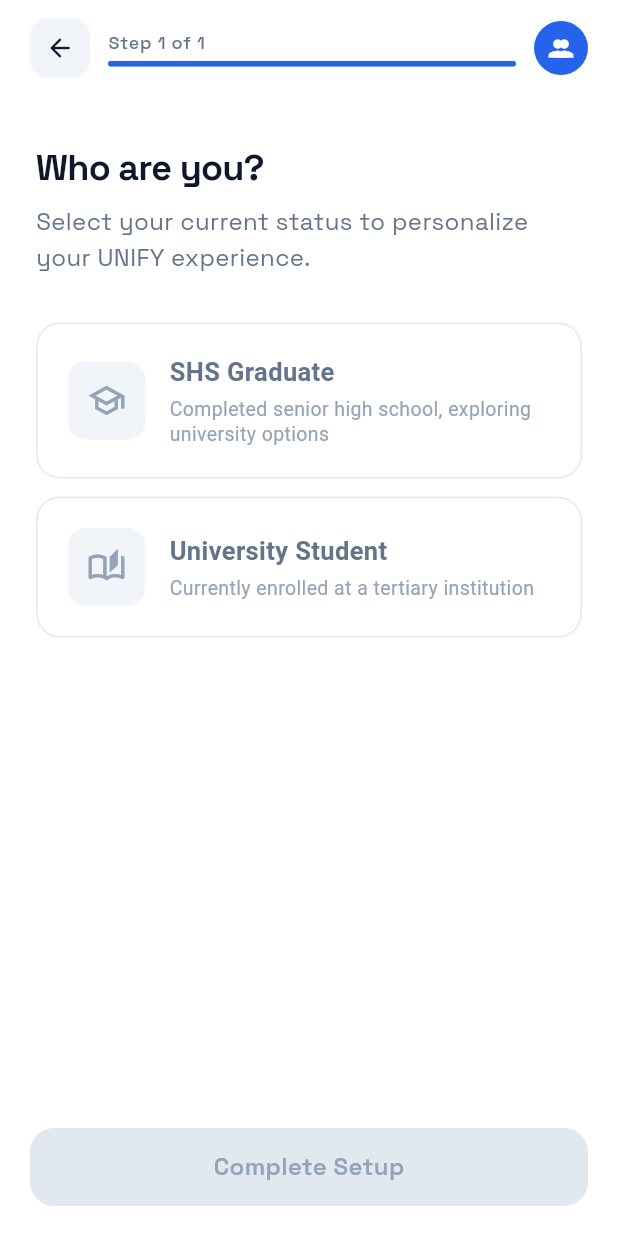
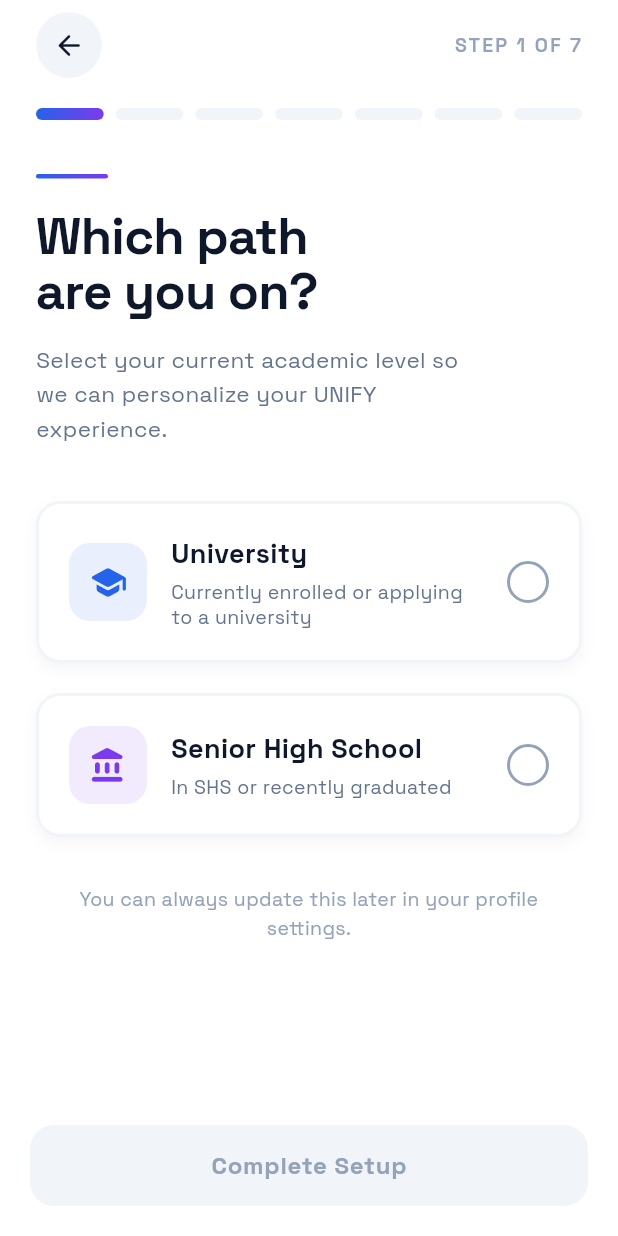
Before and after one commit to chrisxie12/UNIFY, a Flutter app: the OnboardingScreen screen opened by its route, on a phone screen of 412 x 824 dp. Run offline on Flutter 3.47's test engine with Material 3 defaults, Android fonts, the phone set to English and light mode, and no system bars; our stand-ins replace cached_network_image, connectivity_plus, equatable, file_picker, firebase_core, firebase_messaging and 12 more; accounts and stored records are empty; network calls fail.

Commit message:
Redesign onboarding step 1 (path selection) + flow shell
Step 1 (StepIdentity) now matches the enhanced-visuals spec: gradient accent
line, "Which path are you on?" heading, University and Senior High School
selection cards with gradient icon wraps, blue/purple accents, and a check
indicator on the selected card. Selecting a path notifies the parent via a new
onChanged callback so the card state and Continue button update immediately.

Onboarding shell updates (shared across all 7 steps):
- Header: circular back button + uppercase "Step X of 7" label.
- Segmented 7-part progress bar (gradient fill for reached steps). The label
  and segments use a constant 7-step flow length so it reads correctly even
  before a path is chosen.
- Footer: gradient Continue button (greyed when disabled); the back action now
  lives solely in the header, so the secondary Back button is removed.

Co-Authored-By: Claude Opus 4.8 <noreply@anthropic.com>
Claude-Session: https://claude.ai/code/session_01LQMJzYkZh23ueQVNfR29oq

```diff
--- a/mobile_flutter/lib/features/onboarding/onboarding_screen.dart
+++ b/mobile_flutter/lib/features/onboarding/onboarding_screen.dart
@@ -3,10 +3,8 @@ import 'package:flutter_riverpod/flutter_riverpod.dart';
 import 'package:go_router/go_router.dart';
 import 'package:shared_preferences/shared_preferences.dart';
 import 'package:supabase_flutter/supabase_flutter.dart';
+import 'package:google_fonts/google_fonts.dart';
 import '../../core/design/design_tokens.dart';
-import '../../core/widgets/unify_logo.dart';
-import '../../core/widgets/unify_primary_button.dart';
-import '../../core/widgets/unify_secondary_button.dart';
 import 'steps/step_identity.dart';
 import 'steps/step_shs_personal_info.dart';
 import 'steps/step_shs_education.dart';
@@ -127,7 +125,11 @@ class _OnboardingScreenState extends ConsumerState<OnboardingScreen>
   int get _totalSteps => _steps.length;
   int get _currentPage => _pageCtrl.hasClients ? _pageCtrl.page!.round() : 0;
 
-  String get _progressLabel => 'Step ${_currentPage + 1} of $_totalSteps';
+  /// Both the SHS and University flows are 7 steps; show that even before a
+  /// path is chosen (when [_steps] is still just the identity step).
+  static const int _flowLength = 7;
+
+  String get _progressLabel => 'Step ${_currentPage + 1} of $_flowLength';
 
   Widget _buildStep(int index) {
     switch (index) {
@@ -135,6 +137,7 @@ class _OnboardingScreenState extends ConsumerState<OnboardingScreen>
         return StepIdentity(
           data: _data,
           animCtrl: _enterCtrl,
+          onChanged: () => setState(() {}),
         );
       case 1:
         return StepShsPersonalInfo(
@@ -272,52 +275,62 @@ class _OnboardingScreenState extends ConsumerState<OnboardingScreen>
 
   Widget _buildTopBar() {
     return Padding(
-      padding: const EdgeInsets.symmetric(
-        horizontal: UnifySpacing.s20,
-        vertical: UnifySpacing.s12,
-      ),
-      child: Row(
+      padding: const EdgeInsets.fromLTRB(24, 8, 24, 8),
+      child: Column(
+        children: [
+          Row(
             children: [
               GestureDetector(
                 onTap: _goBack,
                 child: Container(
-              width: 40,
-              height: 40,
-              decoration: BoxDecoration(
+                  width: 44,
+                  height: 44,
+                  decoration: const BoxDecoration(
                     color: UnifyColors.surfaceElevated,
-                borderRadius: BorderRadius.circular(UnifyRadius.md),
+                    shape: BoxShape.circle,
                   ),
                   child: const Icon(
                     Icons.arrow_back_rounded,
                     color: UnifyColors.textPrimary,
-                size: 20,
+                    size: 22,
                   ),
                 ),
               ),
-          const SizedBox(width: UnifySpacing.s12),
-          Expanded(
-            child: Column(
-              crossAxisAlignment: CrossAxisAlignment.start,
-              children: [
+              const Spacer(),
               Text(
-                  _progressLabel,
-                  style: UnifyTextStyle.caption(color: UnifyColors.textSecondary),
-                ),
-                const SizedBox(height: UnifySpacing.s4),
-                ClipRRect(
-                  borderRadius: BorderRadius.circular(4),
-                  child: LinearProgressIndicator(
-                    value: (_currentPage + 1) / _totalSteps,
-                    backgroundColor: UnifyColors.surfaceElevated,
-                    valueColor: const AlwaysStoppedAnimation(UnifyColors.primaryBlue),
-                    minHeight: 4,
+                _progressLabel.toUpperCase(),
+                style: GoogleFonts.spaceGrotesk(
+                  fontSize: 13,
+                  fontWeight: FontWeight.w600,
+                  letterSpacing: 1.5,
+                  color: UnifyColors.textTertiary,
                 ),
               ),
             ],
           ),
+          const SizedBox(height: 20),
+          // Segmented progress bar
+          Row(
+            children: [
+              for (int i = 0; i < _flowLength; i++) ...[
+                Expanded(
+                  child: Container(
+                    height: 8,
+                    decoration: BoxDecoration(
+                      gradient: i <= _currentPage
+                          ? const LinearGradient(
+                              colors: [UnifyColors.primaryBlue, UnifyColors.accentPurple],
+                            )
+                          : null,
+                      color: i <= _currentPage ? null : UnifyColors.surfaceElevated,
+                      borderRadius: BorderRadius.circular(999),
                     ),
-          const SizedBox(width: UnifySpacing.s12),
-          UnifyLogo(size: 36, backgroundColor: UnifyColors.primaryBlue),
+                  ),
+                ),
+                if (i < _flowLength - 1) const SizedBox(width: 8),
+              ],
+            ],
+          ),
         ],
       ),
     );
@@ -344,18 +357,11 @@ class _OnboardingScreenState extends ConsumerState<OnboardingScreen>
                 textAlign: TextAlign.center,
               ),
             ),
-          UnifyPrimaryButton(
+          _GradientContinueButton(
             label: isLast ? 'Complete Setup' : 'Continue',
+            enabled: _canProceed,
             loading: _submitting,
-            onPressed: _canProceed ? _goNext : null,
-          ),
-          if (_currentPage > 0)
-            Padding(
-              padding: const EdgeInsets.only(top: UnifySpacing.s8),
-              child: UnifySecondaryButton(
-                label: 'Back',
-                onPressed: _goBack,
-              ),
+            onTap: _goNext,
           ),
         ],
       ),
@@ -390,3 +396,67 @@ class _OnboardingScreenState extends ConsumerState<OnboardingScreen>
     }
   }
 }
+
+// ── Gradient continue button ────────────────────────────────────────────────
+
+class _GradientContinueButton extends StatelessWidget {
+  final String label;
+  final bool enabled;
+  final bool loading;
+  final VoidCallback onTap;
+
+  const _GradientContinueButton({
+    required this.label,
+    required this.enabled,
+    required this.loading,
+    required this.onTap,
+  });
+
+  @override
+  Widget build(BuildContext context) {
+    final active = enabled && !loading;
+    return GestureDetector(
+      onTap: active ? onTap : null,
+      child: AnimatedContainer(
+        duration: const Duration(milliseconds: 200),
+        height: 54,
+        decoration: BoxDecoration(
+          gradient: active
+              ? const LinearGradient(
+                  begin: Alignment.topLeft,
+                  end: Alignment.bottomRight,
+                  colors: [UnifyColors.primaryBlue, UnifyColors.accentPurple],
+                )
+              : null,
+          color: active ? null : UnifyColors.surfaceElevated,
+          borderRadius: BorderRadius.circular(16),
+          boxShadow: active
+              ? [
+                  BoxShadow(
+                    color: UnifyColors.primaryBlue.withValues(alpha: 0.25),
+                    blurRadius: 24,
+                    offset: const Offset(0, 8),
+                  ),
+                ]
+              : null,
+        ),
+        alignment: Alignment.center,
+        child: loading
+            ? const SizedBox(
+                width: 22,
+                height: 22,
+                child: CircularProgressIndicator(strokeWidth: 2, color: Colors.white),
+              )
+            : Text(
+                label,
+                style: GoogleFonts.spaceGrotesk(
+                  fontSize: 16,
+                  fontWeight: FontWeight.w700,
+                  letterSpacing: 0.5,
+                  color: active ? Colors.white : UnifyColors.textTertiary,
+                ),
+              ),
+      ),
+    );
+  }
+}
--- a/mobile_flutter/lib/features/onboarding/steps/step_identity.dart
+++ b/mobile_flutter/lib/features/onboarding/steps/step_identity.dart
@@ -1,42 +1,102 @@
 import 'package:flutter/material.dart';
+import 'package:google_fonts/google_fonts.dart';
 import '../../../core/design/design_tokens.dart';
 import '../onboarding_screen.dart';
+
+const _brandGradient = LinearGradient(
+  begin: Alignment.topLeft,
+  end: Alignment.bottomRight,
+  colors: [UnifyColors.primaryBlue, UnifyColors.accentPurple],
+);
 
 class StepIdentity extends StatelessWidget {
   final OnboardingData data;
   final AnimationController animCtrl;
+  final VoidCallback? onChanged;
 
-  const StepIdentity({super.key, required this.data, required this.animCtrl});
+  const StepIdentity({
+    super.key,
+    required this.data,
+    required this.animCtrl,
+    this.onChanged,
+  });
+
+  void _select(UserIdentity identity) {
+    data.identity = identity;
+    onChanged?.call();
+  }
 
   @override
   Widget build(BuildContext context) {
     return SingleChildScrollView(
-      padding: const EdgeInsets.symmetric(horizontal: UnifySpacing.s24),
+      padding: const EdgeInsets.fromLTRB(24, 16, 24, 24),
       child: Column(
         crossAxisAlignment: CrossAxisAlignment.start,
         children: [
-          const SizedBox(height: UnifySpacing.s32),
-          Text('Who are you?', style: UnifyTextStyle.h2()),
-          const SizedBox(height: UnifySpacing.s8),
+          const SizedBox(height: 12),
+          // Accent line
+          Container(
+            width: 48,
+            height: 3,
+            decoration: BoxDecoration(
+              gradient: _brandGradient,
+              borderRadius: BorderRadius.circular(999),
+            ),
+          ),
+          const SizedBox(height: 20),
           Text(
-            'Select your current status to personalize your UNIFY experience.',
-            style: UnifyTextStyle.body(),
+            'Which path\nare you on?',
+            style: GoogleFonts.spaceGrotesk(
+              fontSize: 34,
+              fontWeight: FontWeight.w800,
+              height: 1.1,
+              letterSpacing: -0.5,
+              color: UnifyColors.textPrimary,
+            ),
           ),
-          const SizedBox(height: UnifySpacing.s32),
-          _OptionCard(
-            icon: Icons.school_outlined,
-            title: 'SHS Graduate',
-            subtitle: 'Completed senior high school, exploring university options',
+          const SizedBox(height: 16),
+          ConstrainedBox(
+            constraints: const BoxConstraints(maxWidth: 300),
+            child: Text(
+              'Select your current academic level so we can personalize your UNIFY experience.',
+              style: GoogleFonts.spaceGrotesk(
+                fontSize: 15,
+                height: 1.5,
+                color: UnifyColors.textSecondary,
+              ),
+            ),
+          ),
+          const SizedBox(height: 36),
+
+          _PathCard(
+            icon: Icons.school_rounded,
+            accent: UnifyColors.primaryBlue,
+            title: 'University',
+            subtitle: 'Currently enrolled or applying to a university',
+            selected: data.identity == UserIdentity.uni,
+            onTap: () => _select(UserIdentity.uni),
+          ),
+          const SizedBox(height: 20),
+          _PathCard(
+            icon: Icons.account_balance_rounded,
+            accent: UnifyColors.accentPurple,
+            title: 'Senior High School',
+            subtitle: 'In SHS or recently graduated',
             selected: data.identity == UserIdentity.shs,
-            onTap: () => data.identity = UserIdentity.shs,
+            onTap: () => _select(UserIdentity.shs),
           ),
-          const SizedBox(height: UnifySpacing.s12),
-          _OptionCard(
-            icon: Icons.auto_stories_outlined,
-            title: 'University Student',
-            subtitle: 'Currently enrolled at a tertiary institution',
-            selected: data.identity == UserIdentity.uni,
-            onTap: () => data.identity = UserIdentity.uni,
+
+          const SizedBox(height: 32),
+          Center(
+            child: Text(
+              'You can always update this later in your profile settings.',
+              textAlign: TextAlign.center,
+              style: GoogleFonts.spaceGrotesk(
+                fontSize: 13,
+                height: 1.5,
+                color: UnifyColors.textTertiary,
+              ),
+            ),
           ),
         ],
       ),
@@ -44,15 +104,17 @@ class StepIdentity extends StatelessWidget {
   }
 }
 
-class _OptionCard extends StatelessWidget {
+class _PathCard extends StatelessWidget {
   final IconData icon;
+  final Color accent;
   final String title;
   final String subtitle;
   final bool selected;
   final VoidCallback onTap;
 
-  const _OptionCard({
+  const _PathCard({
     required this.icon,
+    required this.accent,
     required this.title,
     required this.subtitle,
     required this.selected,
@@ -64,70 +126,91 @@ class _OptionCard extends StatelessWidget {
     return GestureDetector(
       onTap: onTap,
       child: AnimatedContainer(
-        duration: UnifyAnim.fast,
-        padding: const EdgeInsets.all(UnifySpacing.s20),
+        duration: const Duration(milliseconds: 240),
+        curve: Curves.easeOut,
+        padding: const EdgeInsets.all(20),
         decoration: BoxDecoration(
-          color: selected
-              ? UnifyColors.primaryBlue.withValues(alpha: 0.06)
-              : UnifyColors.surfaceWhite,
-          borderRadius: BorderRadius.circular(UnifyRadius.lg),
+          gradient: selected
+              ? const LinearGradient(
+                  begin: Alignment.topLeft,
+                  end: Alignment.bottomRight,
+                  colors: [Color(0xFFEFF6FF), Color(0xFFF5F3FF)],
+                )
+              : null,
+          color: selected ? null : UnifyColors.surfaceWhite,
+          borderRadius: BorderRadius.circular(16),
           border: Border.all(
-            color: selected ? UnifyColors.primaryBlue : UnifyColors.divider,
-            width: selected ? 2 : 1,
+            color: selected ? UnifyColors.primaryBlue : const Color(0xFFF1F5F9),
+            width: 2,
           ),
-          boxShadow: selected ? UnifyShadows.md : [],
+          boxShadow: [
+            BoxShadow(
+              color: selected
+                  ? UnifyColors.primaryBlue.withValues(alpha: 0.15)
+                  : Colors.black.withValues(alpha: 0.04),
+              blurRadius: selected ? 24 : 8,
+              offset: const Offset(0, 4),
+            ),
+          ],
         ),
         child: Row(
           children: [
+            // Icon wrap
             Container(
               width: 52,
               height: 52,
               decoration: BoxDecoration(
-                color: selected
-                    ? UnifyColors.primaryBlue.withValues(alpha: 0.12)
-                    : UnifyColors.surfaceElevated,
-                borderRadius: BorderRadius.circular(UnifyRadius.md),
+                gradient: selected ? _brandGradient : null,
+                color: selected ? null : accent.withValues(alpha: 0.10),
+                borderRadius: BorderRadius.circular(14),
               ),
-              child: Icon(icon,
-                color: selected ? UnifyColors.primaryBlue : UnifyColors.textTertiary,
+              child: Icon(
+                icon,
                 size: 26,
+                color: selected ? Colors.white : accent,
               ),
             ),
-            const SizedBox(width: UnifySpacing.s16),
+            const SizedBox(width: 16),
             Expanded(
               child: Column(
                 crossAxisAlignment: CrossAxisAlignment.start,
                 children: [
-                  Text(title,
-                    style: TextStyle(
-                      fontSize: 17,
-                      fontWeight: FontWeight.w600,
-                      color: selected ? UnifyColors.textPrimary : UnifyColors.textSecondary,
-                      fontFamily: 'SpaceGrotesk',
+                  Text(
+                    title,
+                    style: GoogleFonts.spaceGrotesk(
+                      fontSize: 18,
+                      fontWeight: FontWeight.w700,
+                      color: UnifyColors.textPrimary,
                     ),
                   ),
-                  const SizedBox(height: UnifySpacing.s4),
-                  Text(subtitle,
-                    style: TextStyle(
+                  const SizedBox(height: 4),
+                  Text(
+                    subtitle,
+                    style: GoogleFonts.spaceGrotesk(
                       fontSize: 13,
-                      color: UnifyColors.textTertiary,
-                      fontFamily: 'SpaceGrotesk',
                       height: 1.3,
+                      color: UnifyColors.textSecondary,
                     ),
                   ),
                 ],
               ),
             ),
-            if (selected)
-              Container(
-                width: 26,
-                height: 26,
-                decoration: const BoxDecoration(
-                  color: UnifyColors.primaryBlue,
-                  shape: BoxShape.circle,
-                ),
-                child: const Icon(Icons.check, color: UnifyColors.textInverse, size: 16),
+            const SizedBox(width: 12),
+            // Check indicator
+            Container(
+              width: 28,
+              height: 28,
+              decoration: BoxDecoration(
+                gradient: selected ? _brandGradient : null,
+                shape: BoxShape.circle,
+                border: selected
+                    ? null
+                    : Border.all(color: UnifyColors.textTertiary, width: 2),
               ),
+              child: selected
+                  ? const Icon(Icons.check, size: 16, color: Colors.white)
+                  : null,
+            ),
           ],
         ),
       ),
```
Lines whose indentation alone changed are shown as unchanged.
